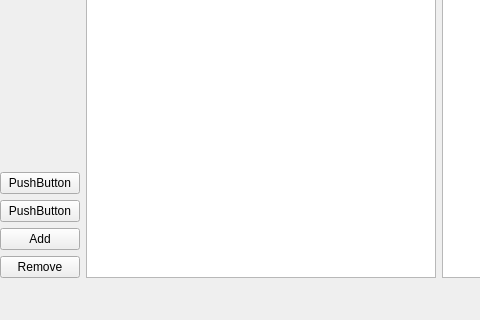
Before: the Qt Designer form window.ui in DioBrandoKun/Second, drawn with Qt 5; both pictures show x 0 to 480 and y 293 to 613 of the 791 by 613 pixel window.
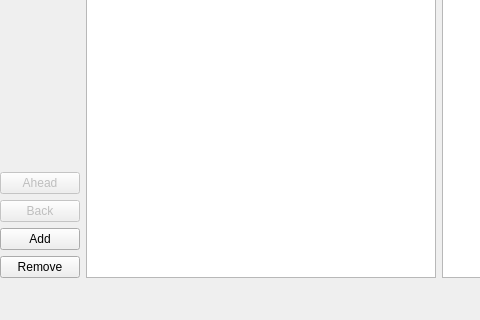
After: the same form once the commit is applied.

Patch:
```diff
--- a/window.ui
+++ b/window.ui
@@ -50,16 +50,22 @@
         </spacer>
        </item>
        <item>
-        <widget class="QPushButton" name="pushButton_5">
+        <widget class="QPushButton" name="ahead">
+         <property name="enabled">
+          <bool>false</bool>
+         </property>
          <property name="text">
-          <string>PushButton</string>
+          <string>Ahead</string>
          </property>
         </widget>
        </item>
        <item>
-        <widget class="QPushButton" name="pushButton_2">
+        <widget class="QPushButton" name="back">
+         <property name="enabled">
+          <bool>false</bool>
+         </property>
          <property name="text">
-          <string>PushButton</string>
+          <string>Back</string>
          </property>
         </widget>
        </item>
```
